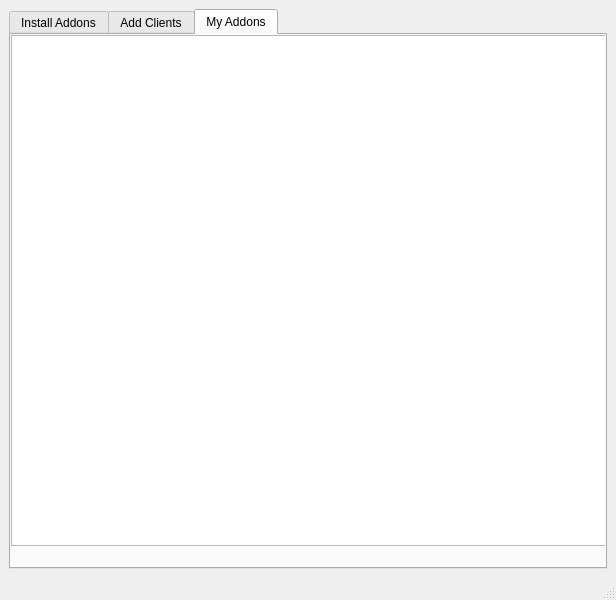
buhfur/Flightmaster, file src/ui/main.ui: the form before one commit.
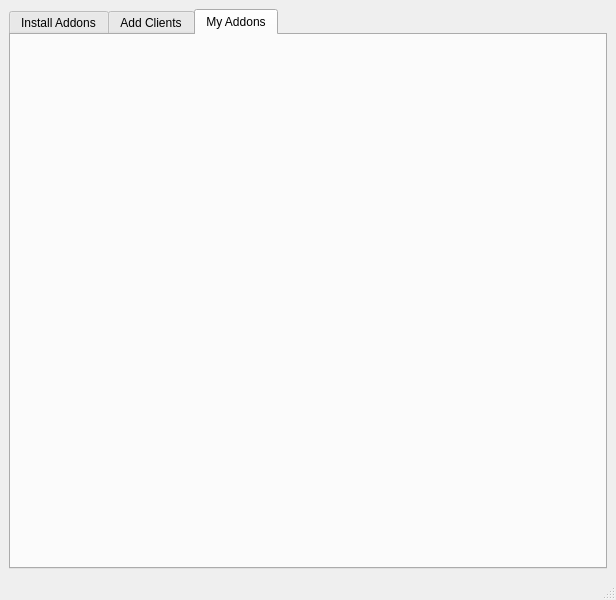
The form after the commit. The open tabs and pages were chosen to show the change.

Commit message: ready to start developing the addonsList widget

The edit to the form file:
```diff
--- a/src/ui/main.ui
+++ b/src/ui/main.ui
@@ -204,16 +204,6 @@
        <attribute name="title">
         <string>My Addons</string>
        </attribute>
-       <widget class="QTableWidget" name="myAddonsTable">
-        <property name="geometry">
-         <rect>
-          <x>0</x>
-          <y>0</y>
-          <width>651</width>
-          <height>511</height>
-         </rect>
-        </property>
-       </widget>
       </widget>
      </widget>
     </item>
```
Left out of the diff: 4 changed lines with no effect on the pictures. The commit also changes 2 other files.
